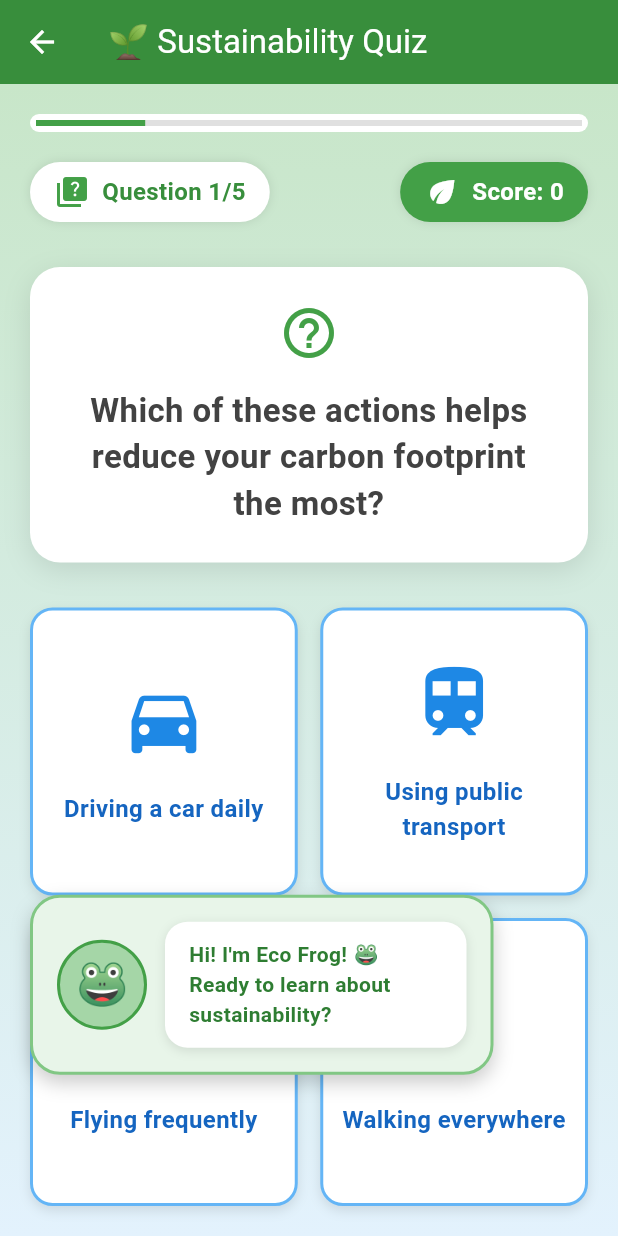
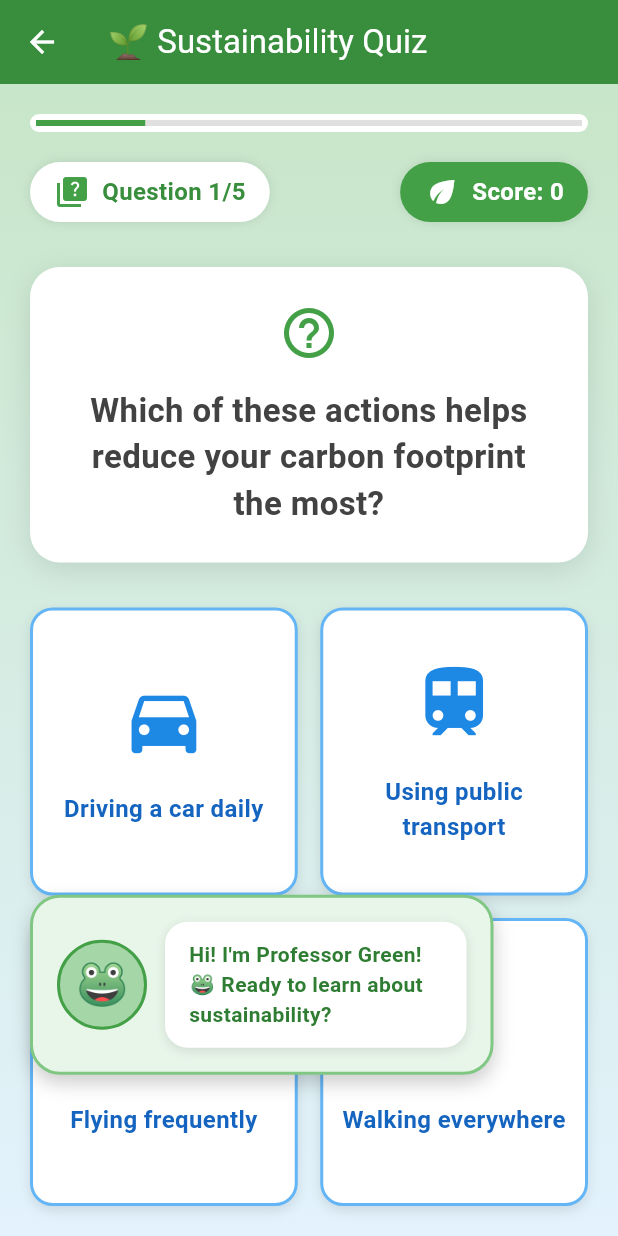
Before and after one commit to starobserver-creator/game2, a Flutter app: the QuizGame screen opened directly, on a phone screen of 412 x 824 dp. Run offline on Flutter 3.47's test engine with Material 3 defaults, Android fonts, the phone set to English and light mode, and no system bars.

Commit message:
rename frog to professor green

```diff
--- a/game2/lib/game.dart
+++ b/game2/lib/game.dart
@@ -140,7 +140,7 @@ class _QuizGameState extends State<QuizGame> with TickerProviderStateMixin {
   void _showWelcomeMessage() {
     setState(() {
       showFrog = true;
-      frogMessage = "Hi! I'm Eco Frog! 🐸 Ready to learn about sustainability?";
+      frogMessage = "Hi! I'm Professor Green! 🐸 Ready to learn about sustainability?";
     });
   }
 
```
